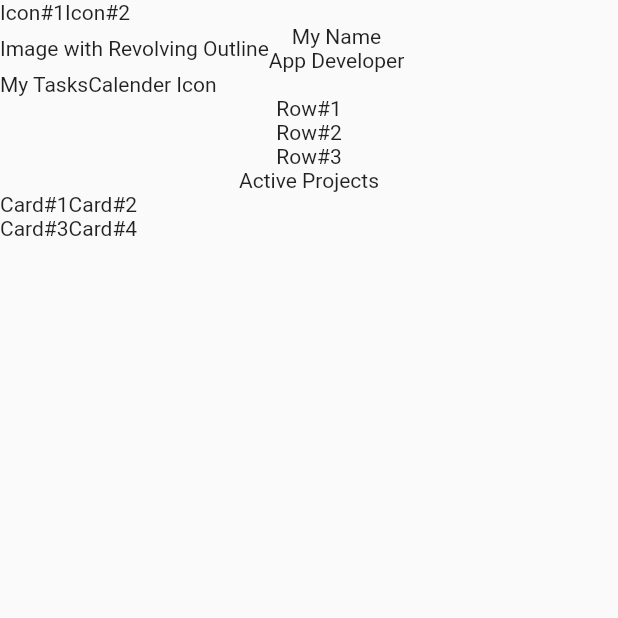
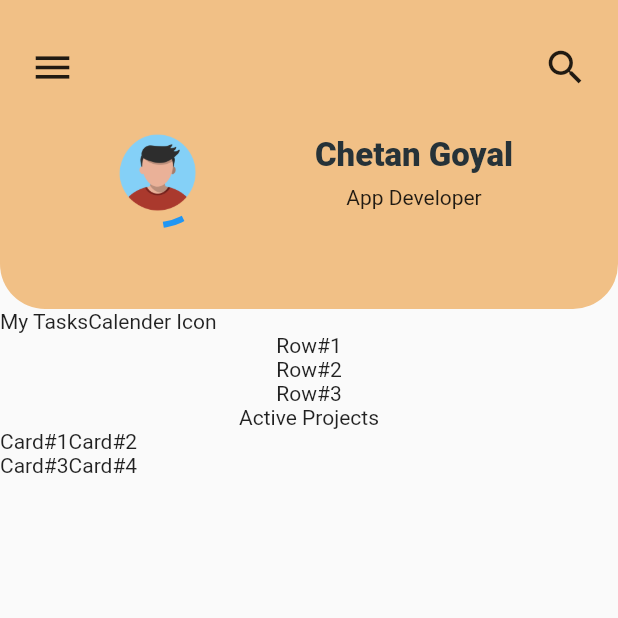
Before and after one commit to Chetan-Goyal/Flutter-HomeScreen-UI, a Flutter app: the screen it shows after launch, on a phone screen of 412 x 824 dp, the top half of it. Run offline on Flutter 3.47's test engine with Material 2 defaults, Android fonts, the phone set to English and light mode, and no system bars.

Commit message:
Adds UI of top coloured container

```diff
--- a/lib/screens/home_screen/home_screen.dart
+++ b/lib/screens/home_screen/home_screen.dart
@@ -8,23 +8,77 @@ class HomeScreen extends StatelessWidget {
           child: Column(
         children: [
           Container(
+            height: MediaQuery.of(context).size.height * 0.25,
+            decoration: BoxDecoration(
+                color: Color.fromRGBO(241, 192, 134, 1),
+                borderRadius: BorderRadius.vertical(
+                  bottom: Radius.circular(30),
+                )),
             child: Column(
               children: [
-                Row(
-                  children: [
-                    Text("Icon#1"),
-                    Text("Icon#2"),
-                  ],
+                SizedBox(
+                  height: 10,
                 ),
                 Row(
                   children: [
-                    Text("Image with Revolving Outline"),
+                    Container(
+                      margin: EdgeInsetsDirectional.all(20),
+                      child: Icon(
+                        Icons.menu,
+                        size: 30,
+                      ),
+                    ),
+                    Expanded(
+                      flex: 2,
+                      child: Container(
+                        width: double.infinity,
+                      ),
+                    ),
+                    Container(
+                      margin: EdgeInsetsDirectional.all(20),
+                      child: Icon(
+                        Icons.search,
+                        size: 30,
+                      ),
+                    ),
+                  ],
+                ),
+                // Padding(
+                // padding:
+                //     const EdgeInsets.symmetric(horizontal: 0, vertical: 0.0),
+
+                Row(
+                  crossAxisAlignment: CrossAxisAlignment.center,
+                  mainAxisAlignment: MainAxisAlignment.spaceEvenly,
+                  children: [
+                    Stack(
+                      alignment: AlignmentDirectional.center,
+                      children: [
+                        Container(
+                            height: 70,
+                            width: 70,
+                            child: CircularProgressIndicator()),
+                        Container(
+                            height: 53,
+                            width: 53,
+                            child: Image.asset("assets/images/avatar.png"))
+                      ],
+                    ),
                     Column(children: [
-                      Text("My Name"),
+                      Text(
+                        "Chetan Goyal",
+                        style: TextStyle(
+                          fontSize: 22.0,
+                          color: Colors.blueGrey[900],
+                          fontWeight: FontWeight.w800,
+                        ),
+                      ),
+                      SizedBox(height: 7),
                       Text("App Developer"),
                     ])
                   ],
-                )
+                ),
+                // ),
               ],
             ),
           ),
--- a/pubspec.yaml
+++ b/pubspec.yaml
@@ -45,9 +45,8 @@ flutter:
   uses-material-design: true
 
   # To add assets to your application, add an assets section, like this:
-  # assets:
-  #   - images/a_dot_burr.jpeg
-  #   - images/a_dot_ham.jpeg
+  assets:
+    - assets/images/avatar.png
 
   # An image asset can refer to one or more resolution-specific "variants", see
   # https://flutter.dev/assets-and-images/#resolution-aware.
```
Also changed, not shown: assets/images/avatar.png (added).
